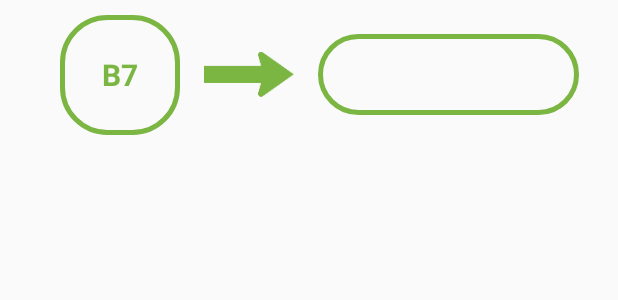
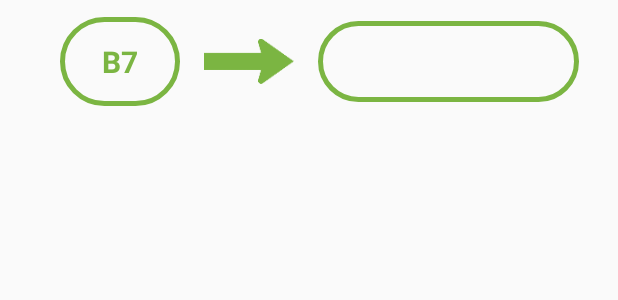
Before and after one commit to daydreamer219/AndroidMysmartlineV4-master, an Android app: the layout row_panel.xml on its own in the app's theme, with its tools: preview values and no code run, on a phone screen of 412 x 824 dp. Shown: the top 300 px of the screen. Run offline under Robolectric (Android 15) with nearby library versions, the phone set to English and light mode, and no system bars.

Commit message:
very tired

```diff
--- a/app/src/main/res/layout/row_panel.xml
+++ b/app/src/main/res/layout/row_panel.xml
@@ -4,7 +4,7 @@
     android:layout_height="wrap_content"
     android:gravity="center_vertical"
     android:orientation="horizontal"
-    android:padding="@dimen/item_padding">
+    android:padding="10dp">
     <LinearLayout
         android:layout_width="match_parent"
         android:layout_height="match_parent"
@@ -15,10 +15,11 @@
 
         <LinearLayout
             android:layout_width="@dimen/btn_back_width"
-            android:layout_height="@dimen/btn_back_width"
+            android:layout_height="wrap_content"
             android:gravity="center"
             android:orientation="vertical"
             android:background="@drawable/btn_border"
+            android:padding="@dimen/activity_vertical_margin"
             >
             <TextView
                 android:layout_width="match_parent"
```
